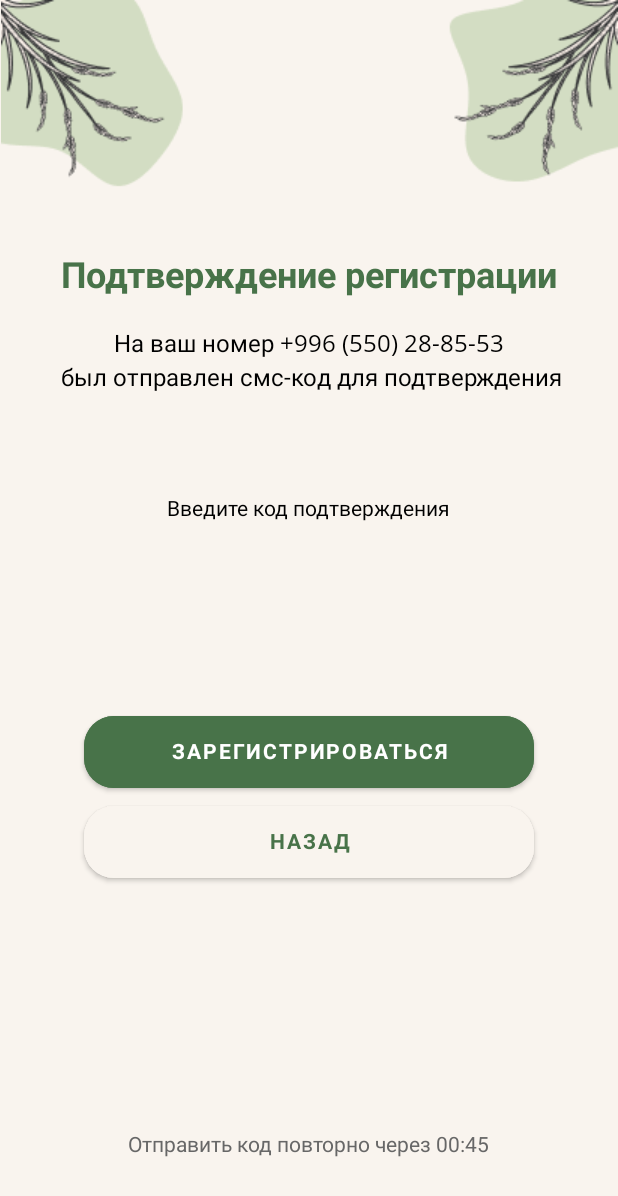
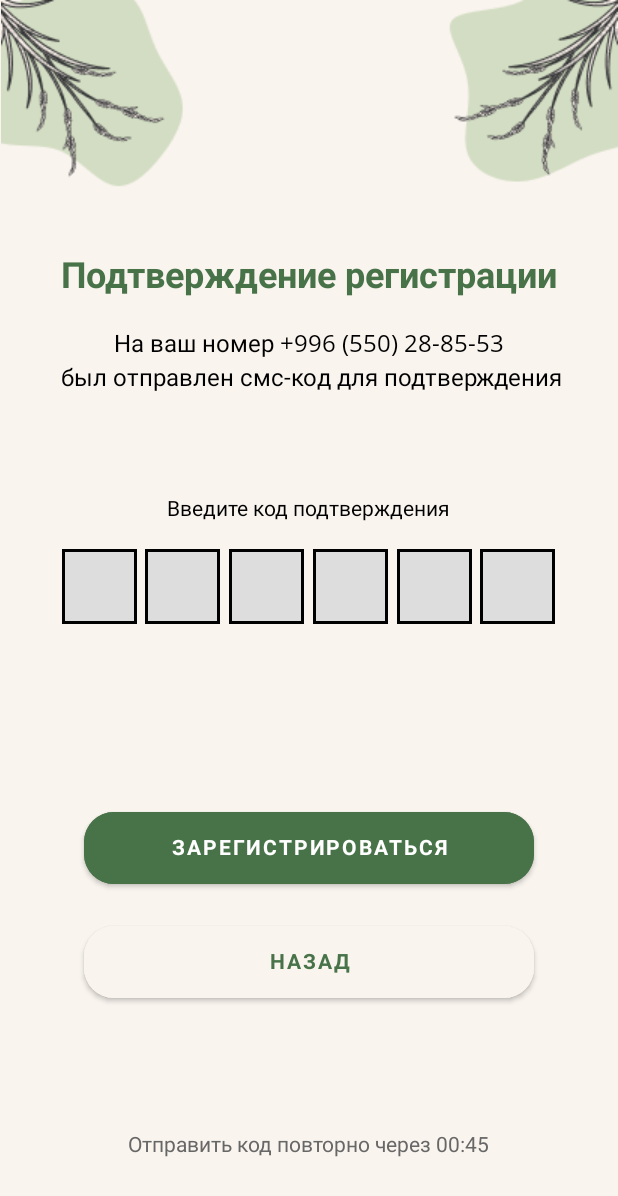
Before and after one commit to SultanSarygulov/GreenwichRegistr, an Android app: the ConfirmFragment screen opened through its navigation route, on a phone screen of 412 x 824 dp. Shown: the top 1196 px of the screen. Run offline under Robolectric (Android 15) with nearby library versions, the phone set to English and light mode, and no system bars.

Commit message:
Successfully implemented sending code to phone number

```diff
--- a/app/build.gradle
+++ b/app/build.gradle
@@ -44,12 +44,12 @@ dependencies {
     testImplementation 'junit:junit:4.13.2'
     androidTestImplementation 'androidx.test.ext:junit:1.1.4'
     androidTestImplementation 'androidx.test.espresso:espresso-core:3.5.0'
-    implementation 'com.android.databinding:viewbinding:4.0.1'
+    implementation 'com.android.databinding:viewbinding:7.3.1'
 
     implementation("androidx.navigation:navigation-fragment-ktx:2.5.3")
     implementation("androidx.navigation:navigation-ui-ktx:2.5.3")
 
     implementation platform('com.google.firebase:firebase-bom:31.1.0')
     implementation 'com.google.firebase:firebase-analytics-ktx'
-    implementation 'com.google.firebase:firebase-auth-ktx'
+    implementation 'com.google.firebase:firebase-auth-ktx:21.1.0'
 }
--- a/app/src/main/AndroidManifest.xml
+++ b/app/src/main/AndroidManifest.xml
@@ -2,6 +2,8 @@
 <manifest xmlns:android="http://schemas.android.com/apk/res/android"
     xmlns:tools="http://schemas.android.com/tools"
     package="com.example.greenwichregistr">
+
+    <uses-permission android:name="android.permission.INTERNET"/>
 
     <application
         android:allowBackup="true"
--- a/app/src/main/java/com/example/greenwichregistr/RegisterFragment.kt
+++ b/app/src/main/java/com/example/greenwichregistr/RegisterFragment.kt
@@ -3,15 +3,26 @@ package com.example.greenwichregistr
 import android.os.Bundle
 import android.text.Editable
 import android.text.TextWatcher
+import android.util.Log
 import android.view.LayoutInflater
 import android.view.View
 import android.view.ViewGroup
+import android.widget.Toast
 import androidx.core.view.isVisible
 import androidx.fragment.app.Fragment
 import androidx.navigation.fragment.findNavController
 import com.example.greenwichregistr.databinding.FragmentRegisterBinding
+import com.google.firebase.FirebaseException
+import com.google.firebase.FirebaseTooManyRequestsException
+import com.google.firebase.auth.*
+import com.google.firebase.auth.ktx.auth
+import com.google.firebase.ktx.Firebase
+import java.util.concurrent.TimeUnit
 
 class RegisterFragment : Fragment() {
+
+    private lateinit var auth: FirebaseAuth
+    private lateinit var callbacks: PhoneAuthProvider.OnVerificationStateChangedCallbacks
 
     private lateinit var binding: FragmentRegisterBinding
 
@@ -20,6 +31,7 @@ class RegisterFragment : Fragment() {
         savedInstanceState: Bundle?
     ): View? {
         binding = FragmentRegisterBinding.inflate(inflater, container, false)
+        auth = Firebase.auth
         return binding.root
     }
 
@@ -84,11 +96,38 @@ class RegisterFragment : Fragment() {
 
             binding.emptyPhoneAlert.isVisible = binding.enterPnoneEt.text.isEmpty()
         } else {
-            binding.emptyAlertTxt.isVisible = false
-            findNavController().navigate(R.id.action_registerFragment_to_confirmFragment)
+            sendCode()
         }
 
+    }
 
+    private fun sendCode() {
 
+        callbacks = object : PhoneAuthProvider.OnVerificationStateChangedCallbacks() {
+
+            override fun onVerificationCompleted(credential: PhoneAuthCredential) {
+            }
+
+            override fun onVerificationFailed(e: FirebaseException) {
+                Toast.makeText(requireContext(), "Send a correct phone number", Toast.LENGTH_LONG).show()
+                Log.d("Nigger", "${e}")
+            }
+
+            override fun onCodeSent(
+                verificationId: String,
+                token: PhoneAuthProvider.ForceResendingToken
+            ) {
+                binding.emptyAlertTxt.isVisible = false
+                findNavController().navigate(R.id.action_registerFragment_to_confirmFragment)
+            }
+        }
+
+        val options = PhoneAuthOptions.newBuilder(auth)
+            .setPhoneNumber(binding.enterPnoneEt.text.toString().trim())       // Phone number to verify
+            .setTimeout(60L, TimeUnit.SECONDS) // Timeout and unit
+            .setActivity(this.requireActivity())                 // Activity (for callback binding)
+            .setCallbacks(callbacks)          // OnVerificationStateChangedCallbacks
+            .build()
+        PhoneAuthProvider.verifyPhoneNumber(options)
     }
 }
--- /dev/null
+++ b/app/src/main/res/drawable/code_box.xml
@@ -0,0 +1,8 @@
+<?xml version="1.0" encoding="utf-8"?>
+<shape xmlns:android="http://schemas.android.com/apk/res/android"
+    android:shape="rectangle">
+
+    <solid android:color="#DDDDDD"/>
+    <stroke android:width="3px" android:color="@color/black"/>
+
+</shape>
--- a/app/src/main/res/layout/fragment_confirm.xml
+++ b/app/src/main/res/layout/fragment_confirm.xml
@@ -62,29 +62,30 @@
         android:id="@+id/confirm_register_button"
         android:layout_width="300dp"
         android:layout_height="wrap_content"
-        android:layout_marginTop="123dp"
+        android:layout_marginBottom="16dp"
         android:backgroundTint="@color/main_green"
         android:fontFamily="@font/open_sans_bold"
         android:padding="15dp"
         android:text="Зарегистрироваться"
         app:cornerRadius="20dp"
+        app:layout_constraintBottom_toTopOf="@+id/back_button"
         app:layout_constraintEnd_toEndOf="parent"
-        app:layout_constraintStart_toStartOf="parent"
-        app:layout_constraintTop_toBottomOf="@+id/enter_code_txt" />
+        app:layout_constraintStart_toStartOf="parent" />
 
     <Button
         android:id="@+id/back_button"
         android:layout_width="300dp"
         android:layout_height="wrap_content"
+        android:layout_marginBottom="81dp"
         android:backgroundTint="@color/bgcolor"
         android:fontFamily="@font/open_sans_bold"
         android:padding="15dp"
         android:text="Назад"
         android:textColor="@color/main_green"
         app:cornerRadius="20dp"
+        app:layout_constraintBottom_toTopOf="@+id/textView5"
         app:layout_constraintEnd_toEndOf="parent"
-        app:layout_constraintStart_toStartOf="parent"
-        app:layout_constraintTop_toBottomOf="@+id/confirm_register_button" />
+        app:layout_constraintStart_toStartOf="parent" />
 
     <TextView
         android:id="@+id/textView5"
@@ -97,4 +98,103 @@
         app:layout_constraintEnd_toEndOf="parent"
         app:layout_constraintHorizontal_bias="0.5"
         app:layout_constraintStart_toStartOf="parent" />
+
+    <EditText
+        android:id="@+id/editTextNumber"
+        android:layout_width="50dp"
+        android:layout_height="50dp"
+        android:layout_marginStart="35dp"
+        android:layout_marginTop="18dp"
+        android:background="@drawable/code_box"
+        android:ems="10"
+        android:gravity="center"
+        android:inputType="number"
+        android:textSize="36sp"
+        app:layout_constraintEnd_toStartOf="@+id/editTextNumber2"
+        app:layout_constraintHorizontal_bias="0.5"
+        app:layout_constraintStart_toStartOf="parent"
+        app:layout_constraintTop_toBottomOf="@+id/enter_code_txt"
+        tools:text="1" />
+
+    <EditText
+        android:id="@+id/editTextNumber2"
+        android:layout_width="50dp"
+        android:layout_height="50dp"
+        android:layout_marginTop="18dp"
+        android:background="@drawable/code_box"
+        android:ems="10"
+        android:gravity="center"
+        android:inputType="number"
+        android:textSize="36sp"
+        app:layout_constraintEnd_toStartOf="@+id/editTextNumber3"
+        app:layout_constraintHorizontal_bias="0.5"
+        app:layout_constraintStart_toEndOf="@+id/editTextNumber"
+        app:layout_constraintTop_toBottomOf="@+id/enter_code_txt"
+        tools:text="1" />
+
+    <EditText
+        android:id="@+id/editTextNumber3"
+        android:layout_width="50dp"
+        android:layout_height="50dp"
+        android:layout_marginTop="18dp"
+        android:background="@drawable/code_box"
+        android:ems="10"
+        android:gravity="center"
+        android:inputType="number"
+        android:textSize="36sp"
+        app:layout_constraintEnd_toStartOf="@+id/editTextNumber4"
+        app:layout_constraintHorizontal_bias="0.5"
+        app:layout_constraintStart_toEndOf="@+id/editTextNumber2"
+        app:layout_constraintTop_toBottomOf="@+id/enter_code_txt"
+        tools:text="1" />
+
+    <EditText
+        android:id="@+id/editTextNumber4"
+        android:layout_width="50dp"
+        android:layout_height="50dp"
+        android:layout_marginTop="18dp"
+        android:background="@drawable/code_box"
+        android:ems="10"
+        android:gravity="center"
+        android:inputType="number"
+        android:textSize="36sp"
+        app:layout_constraintEnd_toStartOf="@+id/editTextNumber5"
+        app:layout_constraintHorizontal_bias="0.5"
+        app:layout_constraintStart_toEndOf="@+id/editTextNumber3"
+        app:layout_constraintTop_toBottomOf="@+id/enter_code_txt"
+        tools:text="1" />
+
+    <EditText
+        android:id="@+id/editTextNumber5"
+        android:layout_width="50dp"
+        android:layout_height="50dp"
+        android:layout_marginTop="18dp"
+        android:background="@drawable/code_box"
+        android:ems="10"
+        android:gravity="center"
+        android:inputType="number"
+        android:textSize="36sp"
+        app:layout_constraintEnd_toStartOf="@+id/editTextNumber6"
+        app:layout_constraintHorizontal_bias="0.5"
+        app:layout_constraintStart_toEndOf="@+id/editTextNumber4"
+        app:layout_constraintTop_toBottomOf="@+id/enter_code_txt"
+        tools:text="1" />
+
+    <EditText
+        android:id="@+id/editTextNumber6"
+        android:layout_width="50dp"
+        android:layout_height="50dp"
+        android:layout_marginTop="18dp"
+        android:layout_marginEnd="36dp"
+        android:background="@drawable/code_box"
+        android:ems="10"
+        android:gravity="center"
+        android:inputType="number"
+        android:textSize="36sp"
+        app:layout_constraintEnd_toEndOf="parent"
+        app:layout_constraintHorizontal_bias="0.5"
+        app:layout_constraintStart_toEndOf="@+id/editTextNumber5"
+        app:layout_constraintTop_toBottomOf="@+id/enter_code_txt"
+        tools:text="1" />
+
 </androidx.constraintlayout.widget.ConstraintLayout>
--- a/build.gradle
+++ b/build.gradle
@@ -8,7 +8,7 @@ buildscript {
     }
     dependencies {
         // Add the dependency for the Google services Gradle plugin
-        classpath 'com.google.gms:google-services:4.3.13'
+        classpath 'com.google.gms:google-services:4.3.14'
 
     }
 }
```
Also changed, not shown: 1 other file.
